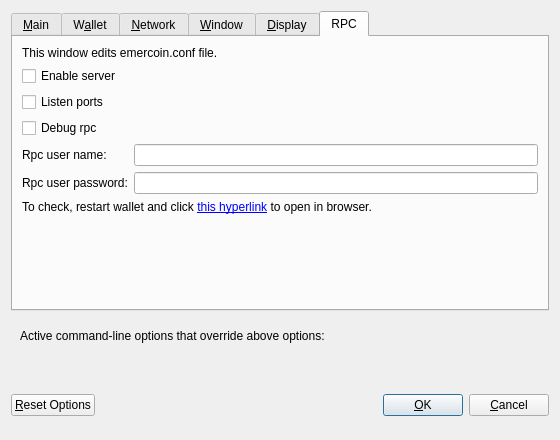
Qt form src/qt/forms/optionsdialog.ui (sshyran/emercoin) before a commit.
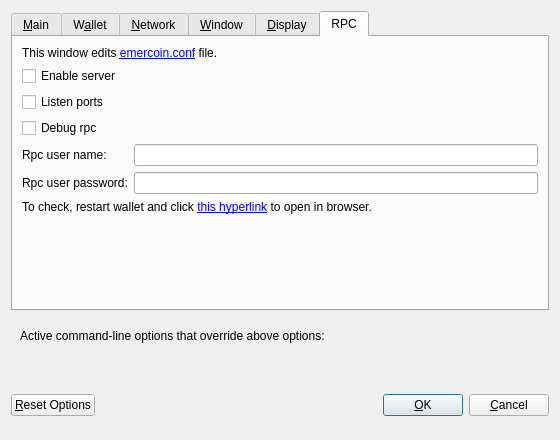
The same form after that commit. The open tabs and pages were chosen to show the change. Custom widgets are drawn as their Qt base class.

Commit message: Options dialog -> RPC tab += link to open emercoin.conf file. Manage names tab: rename DPO button -> DocNotar (DPO is actually another service)

```diff
--- a/src/qt/forms/optionsdialog.ui
+++ b/src/qt/forms/optionsdialog.ui
@@ -739,7 +739,7 @@
        <item row="0" column="0" colspan="2">
         <widget class="QLabel" name="labelAboutRpc">
          <property name="text">
-          <string>This window edits emercoin.conf file.</string>
+          <string>This window edits &lt;a href=&quot;emercoin.conf&quot;&gt;emercoin.conf&lt;/a&gt; file.</string>
          </property>
         </widget>
        </item>
```
Left out of the diff: 2 changed lines with no effect on the pictures. The commit also changes 7 other files.
